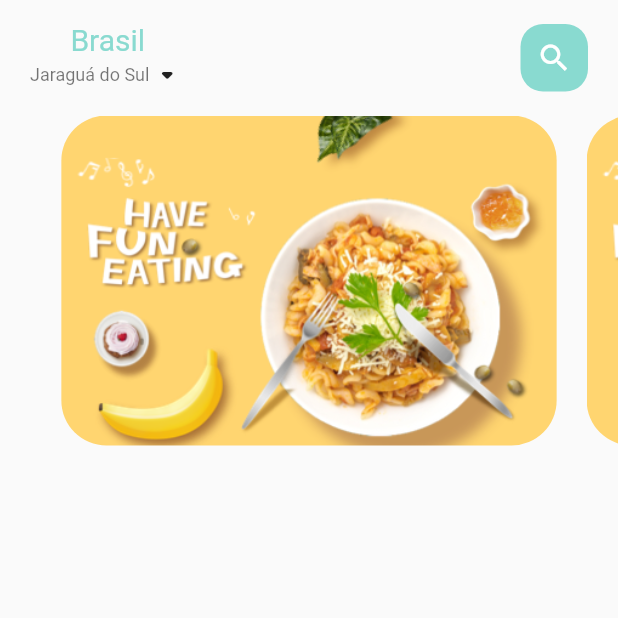
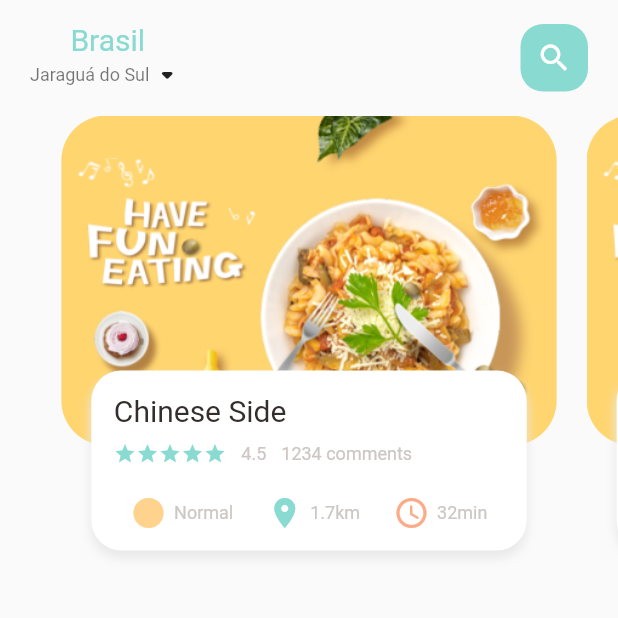
Before and after one commit to Wuerike/getx_food_delivery_app, a Flutter app: the screen it shows after launch, on a phone screen of 412 x 824 dp, the top half of it. Run offline on Flutter 3.47's test engine with Material 2 defaults, Android fonts, the phone set to English and light mode, and no system bars.

Commit message:
chore: Add item description card

```diff
--- a/lib/home/food_page_body.dart
+++ b/lib/home/food_page_body.dart
@@ -1,4 +1,9 @@
 import 'package:flutter/material.dart';
+import 'package:food_delivery/utils/colors.dart';
+import 'package:food_delivery/widgets/big_text.dart';
+import 'package:food_delivery/widgets/small_text.dart';
+
+import '../widgets/icon_and_text_widget.dart';
 
 class FoodPageBody extends StatefulWidget {
   FoodPageBody({Key? key}) : super(key: key);
@@ -40,6 +45,77 @@ class _FoodPageBodyState extends State<FoodPageBody> {
             ),
           ),
         ),
+        // White card
+        Align(
+          alignment: Alignment.bottomCenter,
+          child: Container(
+            height: 120,
+            margin: const EdgeInsets.only(left: 30, right: 30, bottom: 30),
+            decoration: BoxDecoration(
+              borderRadius: BorderRadius.circular(20),
+              color: Colors.white,
+              boxShadow: [
+                BoxShadow(
+                  color: AppColors.shadowColor,
+                  blurRadius: 5.0,
+                  offset: const Offset(0, 5),
+                ),
+              ],
+            ),
+            child: Container(
+              padding: const EdgeInsets.only(top: 15, left: 15, right: 15),
+              child: Column(
+                crossAxisAlignment: CrossAxisAlignment.start,
+                children: [
+                  // Name
+                  BigText(text: "Chinese Side"),
+                  const SizedBox(height: 10),
+                  // Rating info
+                  Row(
+                    children: [
+                      Wrap(
+                        children: List.generate(
+                          5,
+                          (index) => Icon(
+                            Icons.star,
+                            color: AppColors.mainColor,
+                            size: 15,
+                          ),
+                        ),
+                      ),
+                      SizedBox(width: 10),
+                      SmallText(text: "4.5"),
+                      SizedBox(width: 10),
+                      SmallText(text: "1234 comments"),
+                    ],
+                  ),
+                  SizedBox(height: 20),
+                  // Status info
+                  Row(
+                    mainAxisAlignment: MainAxisAlignment.spaceAround,
+                    children: [
+                      IconAndTextWidget(
+                        text: "Normal",
+                        icon: Icons.circle_sharp,
+                        iconColor: AppColors.iconColor1,
+                      ),
+                      IconAndTextWidget(
+                        text: "1.7km",
+                        icon: Icons.location_on,
+                        iconColor: AppColors.mainColor,
+                      ),
+                      IconAndTextWidget(
+                        text: "32min",
+                        icon: Icons.access_time_rounded,
+                        iconColor: AppColors.iconColor2,
+                      ),
+                    ],
+                  ),
+                ],
+              ),
+            ),
+          ),
+        ),
       ],
     );
   }
```
